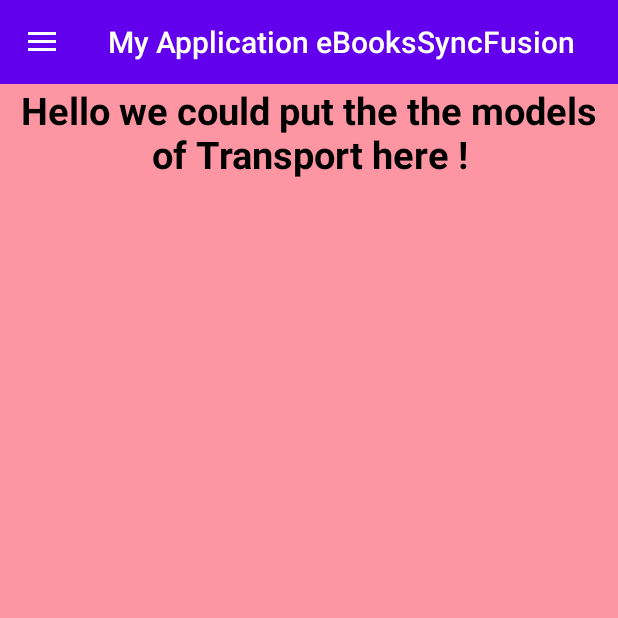
After one commit to fccoul/AndroidReview, an Android app: the fragment TransportFragment placed in its activity, on a phone screen of 412 x 824 dp, the top half of it. The commit adds this screen. Run offline under Robolectric (Android 15) with nearby library versions, the phone set to English and light mode, and no system bars.

Commit message:
suite navifgationDrawer

```diff
--- a/MyApplicationeBooksSyncFusion/app/src/main/AndroidManifest.xml
+++ b/MyApplicationeBooksSyncFusion/app/src/main/AndroidManifest.xml
@@ -9,7 +9,7 @@
         android:roundIcon="@mipmap/ic_launcher_round"
         android:supportsRtl="true"
         android:theme="@style/AppTheme">
-        <activity android:name=".NavigatioDrawer">
+        <activity android:name=".NavigatioDrawer" android:theme="@style/AppTheme2">
             <intent-filter>
                 <action android:name="android.intent.action.MAIN" />
 
--- a/MyApplicationeBooksSyncFusion/app/src/main/java/com/example/myapplicationebookssyncfusion/NavigatioDrawer.java
+++ b/MyApplicationeBooksSyncFusion/app/src/main/java/com/example/myapplicationebookssyncfusion/NavigatioDrawer.java
@@ -6,18 +6,30 @@ import androidx.appcompat.widget.SwitchCompat;
 import androidx.appcompat.widget.Toolbar;
 import androidx.core.view.GravityCompat;
 import androidx.drawerlayout.widget.DrawerLayout;
+import androidx.fragment.app.Fragment;
 
 import android.os.Bundle;
+import android.util.Log;
 import android.view.MenuItem;
 
 import com.google.android.material.navigation.NavigationView;
 
-public class NavigatioDrawer extends AppCompatActivity {
+public class NavigatioDrawer extends AppCompatActivity implements NavigationView.OnNavigationItemSelectedListener {
 
 
     private Toolbar toolbar;
     private DrawerLayout drawerLayout;
     private NavigationView navigationView;
+
+
+    private Fragment NewsFragment;
+    private Fragment BalanceFragment;
+    private Fragment TransportFragment;
+
+    //FOR EEACH Fragment  -identify by one number*
+    private static  final int FRAGMENT_NEWS=0;
+    private static  final int FRAGMENT_BALANCE=1;
+    private static  final int FRAGMENT_TRANSPORT=2;
 
     @Override
     protected void onCreate(Bundle savedInstanceState) {
@@ -28,6 +40,19 @@ public class NavigatioDrawer extends AppCompatActivity {
         this.configureToolBar();
         this.configureDrawerLayout();;
         this.configureNavigationView();
+
+        //-by default show First Fragment
+        this.showDefaultFragment();
+    }
+
+    private void showDefaultFragment() {
+        Fragment visibleFragement=getSupportFragmentManager().findFragmentById(R.id.frmLayout);
+        if(visibleFragement==null) {
+            //-Show News fragment
+            this.showFragment(FRAGMENT_NEWS);
+            //-Mark a selected the menu item corresponding to fragment
+            this.navigationView.getMenu().getItem(0).setChecked(true);
+        }
     }
 
     @Override
@@ -42,7 +67,7 @@ public class NavigatioDrawer extends AppCompatActivity {
         }
     }
 
-
+    @Override
     public boolean onNavigationItemSelected(MenuItem item)
     {
         //4- handle Navigation item Click
@@ -50,9 +75,14 @@ public class NavigatioDrawer extends AppCompatActivity {
 
         switch(id)
         {
-            case R.id.connexion:break;
-            case R.id.balance:break;
-            case R.id.transport:break;
+            case R.id.connexion:
+               // Log.d(getClass().getSimpleName(),"clicked Connexion");
+                this.showFragment(FRAGMENT_NEWS);
+                break;
+            case R.id.balance:this.showFragment(FRAGMENT_BALANCE);
+                break;
+            case R.id.transport:this.showFragment(FRAGMENT_TRANSPORT);
+                break;
             default:break;
         }
 
@@ -84,8 +114,53 @@ public class NavigatioDrawer extends AppCompatActivity {
     private void configureNavigationView()
     {
         this.navigationView=(NavigationView)findViewById(R.id.navigView);
-        navigationView.setNavigationItemSelectedListener((NavigationView.OnNavigationItemSelectedListener) this.navigationView);
+        navigationView.setNavigationItemSelectedListener(this);
     }
 
+      private void showFragment(int fragmentIdentifier)
+      {
+          switch(fragmentIdentifier)
+          {
+              case FRAGMENT_NEWS:this.showNewsFragment();
+              break;
+              case FRAGMENT_BALANCE:this.showBalanceFragment();
+              break;
+              case FRAGMENT_TRANSPORT:this.showTransportFragment();
+              break;
+              default:break;
+          }
+      }
 
+//Create each fragment page and show it
+      private void showNewsFragment()
+      {
+          if(this.NewsFragment==null)
+              this.NewsFragment= com.example.myapplicationebookssyncfusion.NewsFragment.newInstance();
+          this.startTransactionFragment(this.NewsFragment);
+      }
+
+private void showBalanceFragment()
+{
+    if(this.BalanceFragment==null)
+        this.BalanceFragment= com.example.myapplicationebookssyncfusion.BalanceFragment.newInstance();
+    this.startTransactionFragment(this.BalanceFragment);
 }
+
+      private  void showTransportFragment()
+      {
+          if(this.TransportFragment==null)
+              this.TransportFragment= com.example.myapplicationebookssyncfusion.TransportFragment.newInstance();
+          this.startTransactionFragment(this.TransportFragment);
+      }
+
+      //-method generic that will replaceand showa fragment insidethe MainActivity frame Layout
+      private void startTransactionFragment(Fragment fragment)
+      {
+          if(!fragment.isVisible())
+          {
+              getSupportFragmentManager().beginTransaction()
+                                            .replace(R.id.frmLayout,fragment)
+                                            .commit();
+          }
+      }
+}
--- /dev/null
+++ b/MyApplicationeBooksSyncFusion/app/src/main/java/com/example/myapplicationebookssyncfusion/NewsFragment.java
@@ -0,0 +1,64 @@
+package com.example.myapplicationebookssyncfusion;
+
+import android.os.Bundle;
+
+import androidx.fragment.app.Fragment;
+
+import android.view.LayoutInflater;
+import android.view.View;
+import android.view.ViewGroup;
+
+
+/**
+ * A simple {@link Fragment} subclass.
+ * Use the {@link NewsFragment#newInstance} factory method to
+ * create an instance of this fragment.
+ */
+public class NewsFragment extends Fragment {
+    // TODO: Rename parameter arguments, choose names that match
+    // the fragment initialization parameters, e.g. ARG_ITEM_NUMBER
+    private static final String ARG_PARAM1 = "param1";
+    private static final String ARG_PARAM2 = "param2";
+
+    // TODO: Rename and change types of parameters
+    private String mParam1;
+    private String mParam2;
+
+    public static NewsFragment newInstance() {
+        return (new NewsFragment());
+    }
+
+    /**
+     * Use this factory method to create a new instance of
+     * this fragment using the provided parameters.
+     *
+     * @param param1 Parameter 1.
+     * @param param2 Parameter 2.
+     * @return A new instance of fragment NewsFragment.
+     */
+    // TODO: Rename and change types and number of parameters
+    public static NewsFragment newInstance(String param1, String param2) {
+        NewsFragment fragment = new NewsFragment();
+        Bundle args = new Bundle();
+        args.putString(ARG_PARAM1, param1);
+        args.putString(ARG_PARAM2, param2);
+        fragment.setArguments(args);
+        return fragment;
+    }
+
+    @Override
+    public void onCreate(Bundle savedInstanceState) {
+        super.onCreate(savedInstanceState);
+        if (getArguments() != null) {
+            mParam1 = getArguments().getString(ARG_PARAM1);
+            mParam2 = getArguments().getString(ARG_PARAM2);
+        }
+    }
+
+    @Override
+    public View onCreateView(LayoutInflater inflater, ViewGroup container,
+                             Bundle savedInstanceState) {
+        // Inflate the layout for this fragment
+        return inflater.inflate(R.layout.fragment_news, container, false);
+    }
+}
--- /dev/null
+++ b/MyApplicationeBooksSyncFusion/app/src/main/java/com/example/myapplicationebookssyncfusion/TransportFragment.java
@@ -0,0 +1,66 @@
+package com.example.myapplicationebookssyncfusion;
+
+import android.net.TrafficStats;
+import android.os.Bundle;
+
+import androidx.fragment.app.Fragment;
+
+import android.view.LayoutInflater;
+import android.view.View;
+import android.view.ViewGroup;
+
+
+/**
+ * A simple {@link Fragment} subclass.
+ * Use the {@link TransportFragment#newInstance} factory method to
+ * create an instance of this fragment.
+ */
+public class TransportFragment extends Fragment {
+    // TODO: Rename parameter arguments, choose names that match
+    // the fragment initialization parameters, e.g. ARG_ITEM_NUMBER
+    private static final String ARG_PARAM1 = "param1";
+    private static final String ARG_PARAM2 = "param2";
+
+    // TODO: Rename and change types of parameters
+    private String mParam1;
+    private String mParam2;
+
+    public static TransportFragment newInstance() {
+        // Required empty public constructor
+        return (new TransportFragment());
+    }
+
+    /**
+     * Use this factory method to create a new instance of
+     * this fragment using the provided parameters.
+     *
+     * @param param1 Parameter 1.
+     * @param param2 Parameter 2.
+     * @return A new instance of fragment TransportFragment.
+     */
+    // TODO: Rename and change types and number of parameters
+    public static TransportFragment newInstance(String param1, String param2) {
+        TransportFragment fragment = new TransportFragment();
+        Bundle args = new Bundle();
+        args.putString(ARG_PARAM1, param1);
+        args.putString(ARG_PARAM2, param2);
+        fragment.setArguments(args);
+        return fragment;
+    }
+
+    @Override
+    public void onCreate(Bundle savedInstanceState) {
+        super.onCreate(savedInstanceState);
+        if (getArguments() != null) {
+            mParam1 = getArguments().getString(ARG_PARAM1);
+            mParam2 = getArguments().getString(ARG_PARAM2);
+        }
+    }
+
+    @Override
+    public View onCreateView(LayoutInflater inflater, ViewGroup container,
+                             Bundle savedInstanceState) {
+        // Inflate the layout for this fragment
+        return inflater.inflate(R.layout.fragment_transport, container, false);
+    }
+}
--- a/MyApplicationeBooksSyncFusion/app/src/main/res/layout/activity_navigatio_drawer.xml
+++ b/MyApplicationeBooksSyncFusion/app/src/main/res/layout/activity_navigatio_drawer.xml
@@ -1,5 +1,6 @@
 <?xml version="1.0" encoding="utf-8"?>
-<androidx.drawerlayout.widget.DrawerLayout xmlns:app="http://schemas.android.com/apk/res-auto"
+<androidx.drawerlayout.widget.DrawerLayout
+    xmlns:app="http://schemas.android.com/apk/res-auto"
     xmlns:tools="http://schemas.android.com/tools"
     xmlns:android="http://schemas.android.com/apk/res/android"
     android:layout_width="match_parent"
@@ -13,7 +14,7 @@
     <LinearLayout
         android:layout_width="match_parent"
         android:layout_height="match_parent"
-        android:orientation="horizontal"
+        android:orientation="vertical"
         >
          <!--Toolbar-->
         <androidx.appcompat.widget.Toolbar
@@ -37,6 +38,7 @@
         android:layout_width="wrap_content"
         android:layout_height="match_parent"
         android:fitsSystemWindows="true"
+        android:layout_gravity="start"
         app:headerLayout="@layout/activity_main_nav_header"
         app:menu="@menu/activity_main_menu_drawer"
         android:id="@+id/navigView"/>
--- /dev/null
+++ b/MyApplicationeBooksSyncFusion/app/src/main/res/layout/fragment_transport.xml
@@ -0,0 +1,22 @@
+<?xml version="1.0" encoding="utf-8"?>
+<FrameLayout xmlns:android="http://schemas.android.com/apk/res/android"
+    xmlns:tools="http://schemas.android.com/tools"
+    android:layout_width="match_parent"
+    android:layout_height="match_parent"
+    tools:context=".TransportFragment"
+    android:background="#FD96A2">
+
+    <!-- TODO: Update blank fragment layout -->
+    <TextView
+        android:layout_width="wrap_content"
+        android:layout_height="wrap_content"
+        android:id="@+id/frgTransport"
+        android:textSize="25sp"
+        android:textStyle="bold"
+        android:textColor="#000"
+        android:textAlignment="center"
+
+        android:text="Hello we could put the the models of Transport here !"
+        android:gravity="center_horizontal" />
+
+</FrameLayout>
--- a/MyApplicationeBooksSyncFusion/app/src/main/res/values/styles.xml
+++ b/MyApplicationeBooksSyncFusion/app/src/main/res/values/styles.xml
@@ -10,9 +10,13 @@
 
     <style name="AppTheme2" parent="Theme.AppCompat.Light.NoActionBar">
         <!-- Customize your theme here. -->
+
         <item name="colorPrimary">@color/colorPrimary</item>
         <item name="colorPrimaryDark">@color/colorPrimaryDark</item>
         <item name="colorAccent">@color/colorAccent</item>
+
+        <item name="windowActionBar">false</item>
+        <item name="windowNoTitle">true</item>
     </style>
 
     <style name="ToolBarStyle" parent="AppTheme2">
```
Also changed, not shown: MyApplicationeBooksSyncFusion/app/src/main/java/com/example/myapplicationebookssyncfusion/BalanceFragment.java (added, +65 -0 lines), MyApplicationeBooksSyncFusion/app/src/main/res/layout/fragment_balance.xml (added, +21 -0 lines), MyApplicationeBooksSyncFusion/app/src/main/res/layout/fragment_news.xml (added, +22 -0 lines).
